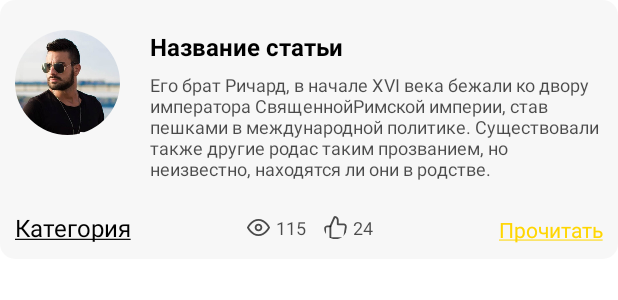
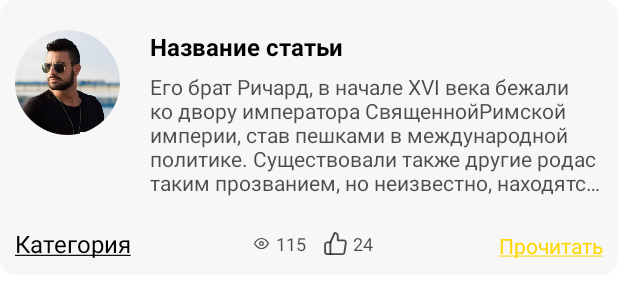
Before and after one commit to Hestonic/ArticleBlog, an Android app: the layout item_article.xml on its own in the app's theme, with its tools: preview values and no code run, on a phone screen of 412 x 824 dp. Shown: the top 300 px of the screen. Run offline under Robolectric (Android 15) with nearby library versions, the phone set to English and light mode, and no system bars.

Commit message:
Edit item_articles.xml

```diff
--- a/app/src/main/res/layout/item_article.xml
+++ b/app/src/main/res/layout/item_article.xml
@@ -23,6 +23,7 @@
         android:layout_height="wrap_content"
         android:layout_marginStart="20dp"
         android:text="@string/article_name"
+        android:lines="1"
         android:ellipsize="end"
         android:textSize="16sp"
         android:textStyle="bold"
@@ -39,7 +40,7 @@
         android:lines="5"
         android:text="@string/text"
         android:textColor="@color/secondary_black"
-        android:textSize="12sp"
+        android:textSize="14sp"
         app:layout_constraintEnd_toEndOf="parent"
         app:layout_constraintStart_toStartOf="@id/article_name"
         app:layout_constraintTop_toBottomOf="@id/article_name" />
@@ -61,11 +62,12 @@
         app:layout_constraintStart_toStartOf="parent "
         app:layout_constraintTop_toBottomOf="@id/barrier" />
 
-    <com.google.android.material.imageview.ShapeableImageView
+    <ImageView
         android:id="@+id/ic_eye"
-        android:layout_width="15dp"
-        android:layout_height="15dp"
+        android:layout_width="11dp"
+        android:layout_height="10dp"
         android:layout_marginEnd="4dp"
+        android:contentDescription="@string/eye_value_label"
         android:src="@drawable/ic_eye"
         app:layout_constraintBottom_toBottomOf="@id/categories"
         app:layout_constraintEnd_toStartOf="@id/eye_value"
@@ -92,7 +94,7 @@
         app:layout_constraintStart_toEndOf="@id/categories"
         app:layout_constraintTop_toTopOf="@id/eye_value" />
 
-    <com.google.android.material.imageview.ShapeableImageView
+    <ImageView
         android:id="@+id/ic_like"
         android:layout_width="15dp"
         android:layout_height="15dp"
@@ -100,7 +102,8 @@
         android:src="@drawable/ic_like"
         app:layout_constraintBottom_toBottomOf="@id/ic_eye"
         app:layout_constraintStart_toEndOf="@id/icon_space"
-        app:layout_constraintTop_toTopOf="@id/ic_eye" />
+        app:layout_constraintTop_toTopOf="@id/ic_eye"
+        android:contentDescription="@string/like_value_label" />
 
     <com.google.android.material.textview.MaterialTextView
         android:id="@+id/like_value"
--- a/app/src/main/res/values/strings.xml
+++ b/app/src/main/res/values/strings.xml
@@ -14,4 +14,6 @@
     <string name="like_value">24</string>
     <string name="categories"><u>Категория</u></string>
     <string name="read"><u>Прочитать</u></string>
+    <string name="like_value_label">количество лайков</string>
+    <string name="eye_value_label">количество просмотров</string>
 </resources>
```
